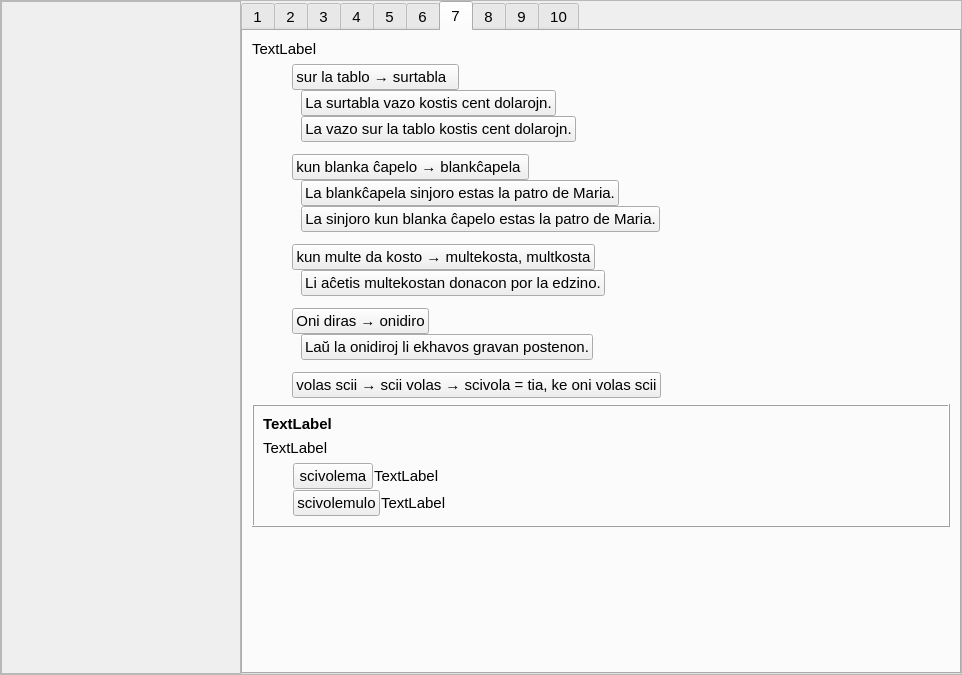
Before: the Qt Designer form lec12.ui in antono/kurso-de-esperanto, drawn with Qt 5.
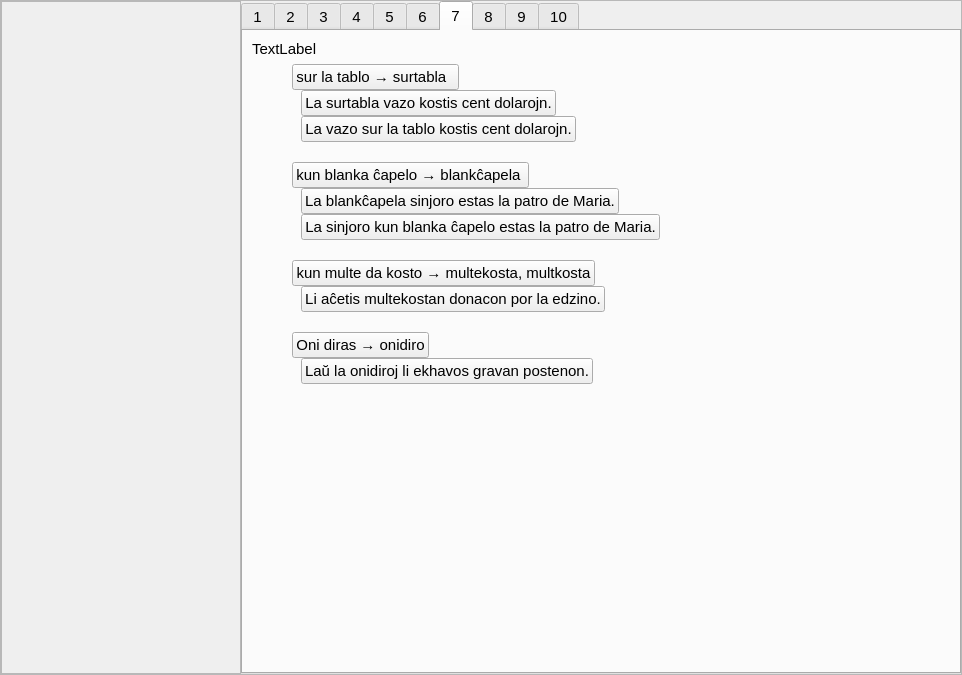
After: the same form once the commit is applied. The open tabs and pages were chosen to show the change. Icons and pictures are not drawn. Custom widgets are drawn as their Qt base class.

What changed in the file:
```diff
--- a/lec12.ui
+++ b/lec12.ui
@@ -1976,7 +1976,7 @@
          <item>
           <layout class="QVBoxLayout" name="verticalLayout_43">
            <property name="spacing">
-            <number>12</number>
+            <number>20</number>
            </property>
            <item>
             <layout class="QVBoxLayout" name="verticalLayout">
@@ -2402,171 +2402,10 @@
              </item>
             </layout>
            </item>
-           <item>
-            <layout class="QHBoxLayout" name="horizontalLayout_86">
-             <item>
-              <widget class="neklakebla" name="pushButton_76">
-               <property name="sizePolicy">
-                <sizepolicy hsizetype="Maximum" vsizetype="Fixed">
-                 <horstretch>0</horstretch>
-                 <verstretch>0</verstretch>
-                </sizepolicy>
-               </property>
-               <property name="text">
-                <string>volas scii → scii volas → scivola = tia, ke oni volas scii</string>
-               </property>
-              </widget>
-             </item>
-             <item>
-              <spacer name="horizontalSpacer_23">
-               <property name="orientation">
-                <enum>Qt::Horizontal</enum>
-               </property>
-               <property name="sizeHint" stdset="0">
-                <size>
-                 <width>40</width>
-                 <height>20</height>
-                </size>
-               </property>
-              </spacer>
-             </item>
-            </layout>
-           </item>
           </layout>
          </item>
         </layout>
        </item>
-       <item>
-        <widget class="QFrame" name="frame_5">
-         <property name="frameShape">
-          <enum>QFrame::Box</enum>
-         </property>
-         <property name="frameShadow">
-          <enum>QFrame::Raised</enum>
-         </property>
-         <property name="tipo" stdset="0">
-          <string>markebla</string>
-         </property>
-         <layout class="QVBoxLayout" name="verticalLayout_46">
-          <item>
-           <widget class="QLabel" name="Lec12_Label47">
-            <property name="sizePolicy">
-             <sizepolicy hsizetype="Preferred" vsizetype="Maximum">
-              <horstretch>0</horstretch>
-              <verstretch>0</verstretch>
-             </sizepolicy>
-            </property>
-            <property name="font">
-             <font>
-              <weight>75</weight>
-              <bold>true</bold>
-             </font>
-            </property>
-            <property name="text">
-             <string>TextLabel</string>
-            </property>
-           </widget>
-          </item>
-          <item>
-           <widget class="QLabel" name="Lec12_Label45">
-            <property name="sizePolicy">
-             <sizepolicy hsizetype="Preferred" vsizetype="Maximum">
-              <horstretch>0</horstretch>
-              <verstretch>0</verstretch>
-             </sizepolicy>
-            </property>
-            <property name="text">
-             <string>TextLabel</string>
-            </property>
-            <property name="wordWrap">
-             <bool>true</bool>
-            </property>
-           </widget>
-          </item>
-          <item>
-           <layout class="QHBoxLayout" name="horizontalLayout_78">
-            <item>
-             <spacer name="horizontalSpacer_22">
-              <property name="orientation">
-               <enum>Qt::Horizontal</enum>
-              </property>
-              <property name="sizeType">
-               <enum>QSizePolicy::Fixed</enum>
-              </property>
-              <property name="sizeHint" stdset="0">
-               <size>
-                <width>30</width>
-                <height>20</height>
-               </size>
-              </property>
-             </spacer>
-            </item>
-            <item>
-             <layout class="QVBoxLayout" name="verticalLayout_47">
-              <property name="spacing">
-               <number>1</number>
-              </property>
-              <item>
-               <layout class="QHBoxLayout" name="horizontalLayout_79" stretch="3,1">
-                <item>
-                 <widget class="neklakebla" name="pushButton_65">
-                  <property name="sizePolicy">
-                   <sizepolicy hsizetype="Maximum" vsizetype="Fixed">
-                    <horstretch>0</horstretch>
-                    <verstretch>0</verstretch>
-                   </sizepolicy>
-                  </property>
-                  <property name="text">
-                   <string>scivolema</string>
-                  </property>
-                 </widget>
-                </item>
-                <item>
-                 <widget class="QLabel" name="Lec12_Label46">
-                  <property name="text">
-                   <string>TextLabel</string>
-                  </property>
-                  <property name="wordWrap">
-                   <bool>true</bool>
-                  </property>
-                 </widget>
-                </item>
-               </layout>
-              </item>
-              <item>
-               <layout class="QHBoxLayout" name="horizontalLayout_80" stretch="3,1">
-                <item>
-                 <widget class="neklakebla" name="pushButton_66">
-                  <property name="sizePolicy">
-                   <sizepolicy hsizetype="Maximum" vsizetype="Fixed">
-                    <horstretch>0</horstretch>
-                    <verstretch>0</verstretch>
-                   </sizepolicy>
-                  </property>
-                  <property name="text">
-                   <string>scivolemulo</string>
-                  </property>
-                 </widget>
-                </item>
-                <item>
-                 <widget class="QLabel" name="Lec12_Label48">
-                  <property name="text">
-                   <string>TextLabel</string>
-                  </property>
-                  <property name="wordWrap">
-                   <bool>true</bool>
-                  </property>
-                 </widget>
-                </item>
-               </layout>
-              </item>
-             </layout>
-            </item>
-           </layout>
-          </item>
-         </layout>
-        </widget>
-       </item>
        <item>
         <spacer name="verticalSpacer_16">
          <property name="orientation">
```
Left out of the diff: 16 changed lines with no effect on the pictures.
